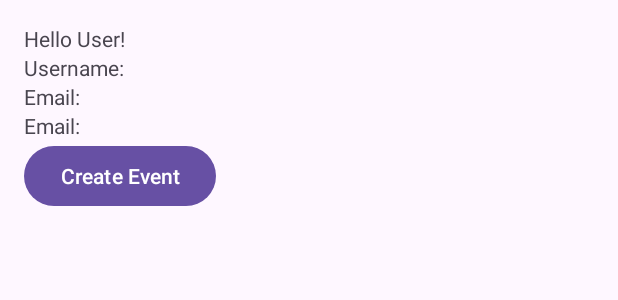
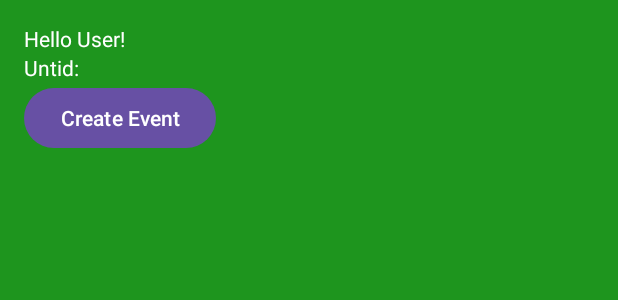
Before and after one commit to priya-zha/foodapp, an Android app: the layout activity_landingpage.xml on its own in the app's theme, with its tools: preview values and no code run, on a phone screen of 412 x 824 dp. Shown: the top 300 px of the screen. Run offline under Robolectric (Android 15) with nearby library versions, the phone set to English and light mode, and no system bars.

Commit message:
uploaded final files

```diff
--- a/app/build.gradle.kts
+++ b/app/build.gradle.kts
@@ -41,6 +41,7 @@ dependencies {
     implementation("androidx.navigation:navigation-ui:2.7.4")
     implementation("com.google.firebase:firebase-database:20.3.0")
     testImplementation("junit:junit:4.13.2")
+    implementation("de.hdodenhof:circleimageview:3.1.0")
     implementation("com.google.firebase:firebase-database:20.3.0")
     androidTestImplementation("androidx.test.ext:junit:1.1.5")
     androidTestImplementation("androidx.test.espresso:espresso-core:3.5.1")
--- a/app/src/main/AndroidManifest.xml
+++ b/app/src/main/AndroidManifest.xml
@@ -12,6 +12,12 @@
         android:supportsRtl="true"
         android:theme="@style/Theme.Food"
         tools:targetApi="31">
+        <activity
+            android:name=".Login_activity"
+            android:exported="false" />
+        <activity
+            android:name=".Splash"
+            android:exported="false" />
         <activity
             android:name=".LandingClaimPage"
             android:exported="false" />
--- a/app/src/main/java/com/example/food/DetailsActivity.java
+++ b/app/src/main/java/com/example/food/DetailsActivity.java
@@ -80,7 +80,9 @@ public class DetailsActivity extends AppCompatActivity {
             // Handle the case where the FoodItem is null
             Toast.makeText(this, "No data available for selected item", Toast.LENGTH_SHORT).show();
         }
-       // if (username != null && username.equals(username)) {
+
+
+        // if (username != null && username.equals(username)) {
           if(admin.equals("1")){
             // The current user is the one who filled the form, hide the claim button
               Toast.makeText(this, admin, Toast.LENGTH_SHORT).show();
@@ -90,5 +92,7 @@ public class DetailsActivity extends AppCompatActivity {
               Toast.makeText(this, admin, Toast.LENGTH_SHORT).show();
             claim.setVisibility(View.VISIBLE);
         }
+
+
     }
 }
--- a/app/src/main/java/com/example/food/FoodItem.java
+++ b/app/src/main/java/com/example/food/FoodItem.java
@@ -14,6 +14,7 @@ public class FoodItem implements Serializable {
         private String foodDescription;
         private String quantity;
         private String allergen;
+        private boolean claimed;
 
         public long getEventId() {
             return eventId;
@@ -94,6 +95,8 @@ public class FoodItem implements Serializable {
         public void setAllergen(String allergen) {
             this.allergen = allergen;
         }
+
+    // Getter and setter for the claimed field
     @Override
     public String toString() {
         return "Description: " + description +
--- a/app/src/main/java/com/example/food/FoodItemAdapter.java
+++ b/app/src/main/java/com/example/food/FoodItemAdapter.java
@@ -5,6 +5,7 @@ import android.view.LayoutInflater;
 import android.view.View;
 import android.view.ViewGroup;
 import android.widget.BaseAdapter;
+import android.widget.LinearLayout;
 import android.widget.TextView;
 
 import java.util.List;
@@ -40,7 +41,11 @@ public class FoodItemAdapter extends BaseAdapter {
         if (view == null) {
             LayoutInflater inflater = (LayoutInflater) context.getSystemService(Context.LAYOUT_INFLATER_SERVICE);
             view = inflater.inflate(R.layout.list_item_food_item, null);
+//            int marginInPixels =16;
         }
+//        ViewGroup.LayoutParams layoutParams = new LinearLayout.LayoutParams(LinearLayout.LayoutParams.MATCH_PARENT,LinearLayout.LayoutParams.WRAP_CONTENT);
+//        layoutParams.
+//        view.setLayoutParams(layoutParams);
 
         FoodItem foodItem = foodItemList.get(position);
 
--- a/app/src/main/java/com/example/food/MyDatabaseHelper.java
+++ b/app/src/main/java/com/example/food/MyDatabaseHelper.java
@@ -10,7 +10,7 @@ import androidx.annotation.Nullable;
 
 public class MyDatabaseHelper extends SQLiteOpenHelper {
 
-    private static final String DATABASE_NAME = "UserDB";
+    private static final String DATABASE_NAME = "UserDB1";
     private static final int DATABASE_VERSION = 1;
 
     public static final String TABLE_NAME = "users";
--- a/app/src/main/java/com/example/food/login.java
+++ b/app/src/main/java/com/example/food/login.java
@@ -44,8 +44,6 @@ public class login extends AppCompatActivity {
                 showToast("Login successful");
                 // Retrieve user details from the database
                 User loggedInUser = dbHelper.getUserByEmail(email);
-
-                // Navigate to the user profile activity and pass user details
                 Intent intent = new Intent(login.this, landingpage.class);
                 intent.putExtra("username", loggedInUser.getUsername());
                 intent.putExtra("email", loggedInUser.getEmail());
--- a/app/src/main/res/layout/activity_landingpage.xml
+++ b/app/src/main/res/layout/activity_landingpage.xml
@@ -5,31 +5,36 @@
     android:layout_width="match_parent"
     android:layout_height="match_parent"
     android:orientation="vertical"
+    android:background="#1e951e"
     android:padding="16dp">
 
     <TextView
         android:id="@+id/textViewGreeting"
         android:layout_width="wrap_content"
         android:layout_height="wrap_content"
+        android:textColor="@color/white"
         android:text="Hello User!"/>
 
-    <TextView
-        android:id="@+id/textViewUsername"
-        android:layout_width="wrap_content"
-        android:layout_height="wrap_content"
-        android:text="Username: "/>
+<!--    <TextView-->
+<!--        android:id="@+id/textViewUsername"-->
+<!--        android:layout_width="wrap_content"-->
+<!--        android:layout_height="wrap_content"-->
+<!--        android:textColor="@color/white"-->
+<!--        android:text="Username: "/>-->
 
-    <TextView
-        android:id="@+id/textViewEmail"
-        android:layout_width="wrap_content"
-        android:layout_height="wrap_content"
-        android:text="Email: "/>
+<!--    <TextView-->
+<!--        android:id="@+id/textViewEmail"-->
+<!--        android:layout_width="wrap_content"-->
+<!--        android:layout_height="wrap_content"-->
+<!--        android:textColor="@color/white"-->
+<!--        android:text="Email: "/>-->
 
     <TextView
         android:id="@+id/textViewUntid"
         android:layout_width="wrap_content"
         android:layout_height="wrap_content"
-        android:text="Email: "/>
+        android:textColor="@color/white"
+        android:text="Untid: "/>
 
     <Button
         android:layout_width="wrap_content"
```
Also changed, not shown: app/src/main/java/com/example/food/MainActivity.java (+7 -2 lines), app/src/main/java/com/example/food/landingpage.java (+7 -4 lines), app/src/main/res/layout/activity_login.xml (+28 -0 lines), app/src/main/res/layout/activity_main.xml (+27 -1 lines). Lines whose indentation alone changed are shown as unchanged.
